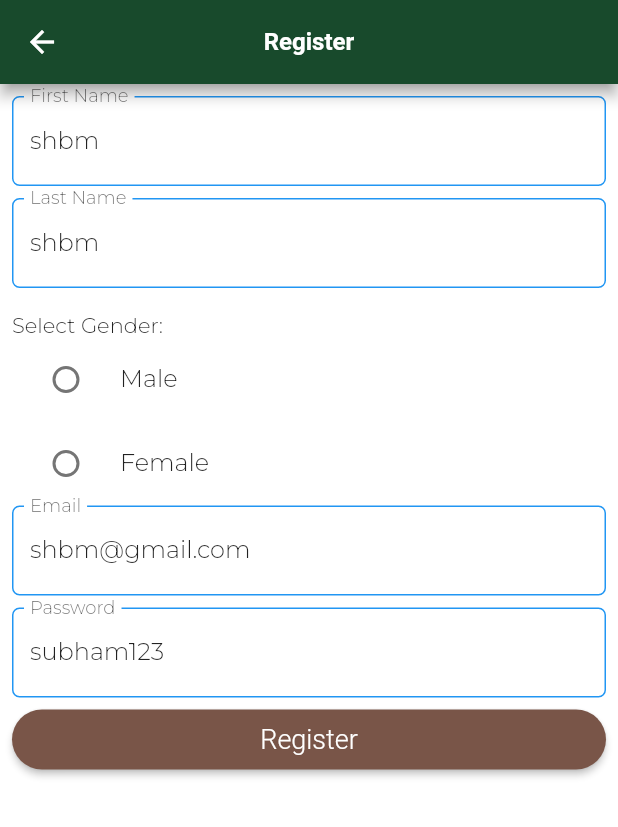
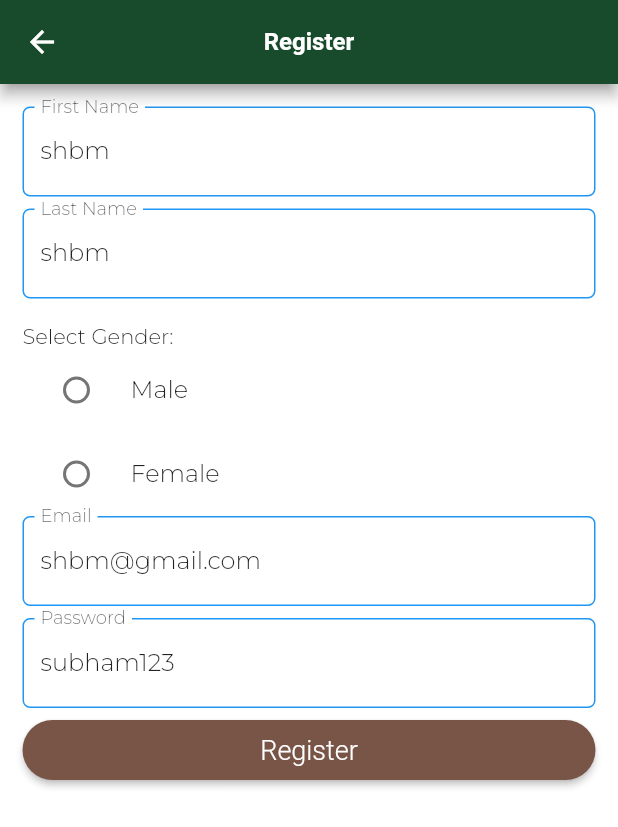
Before and after one commit to kriipa/flutter-Try, a Flutter app: the RegisterScreen screen opened by its route, on a phone screen of 412 x 824 dp. Shown: the top 827 px of the screen. Run offline on Flutter 3.47's test engine with Material 2 defaults, Android fonts, the phone set to English and light mode, and no system bars; our stand-ins replace flutter_spinkit, motion_toast, objectbox; generated files the repository leaves out were written again; network calls fail; Roboto replaces fonts that are missing (Brand Bold).

Commit message:
minor changes

```diff
--- a/furniturezoid/lib/screen/register_screen.dart
+++ b/furniturezoid/lib/screen/register_screen.dart
@@ -56,7 +56,7 @@ class _RegisterScreenState extends State<RegisterScreen> {
       body: SafeArea(
         child: SingleChildScrollView(
           child: Padding(
-            padding: const EdgeInsets.all(8),
+            padding: const EdgeInsets.all(15),
             child: Form(
               key: _key,
               child: Column(
```
Also changed, not shown: furniturezoid/lib/screen/login_screen.dart (+12 -4 lines).
